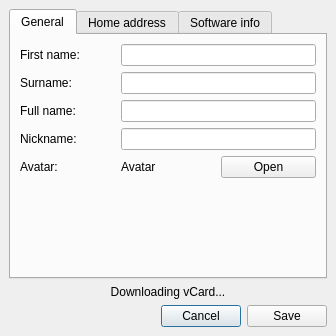
The window that widgets/vcardeditor.ui (xmpp-graveyard/jabbim) describes before a commit, drawn with Qt 5.
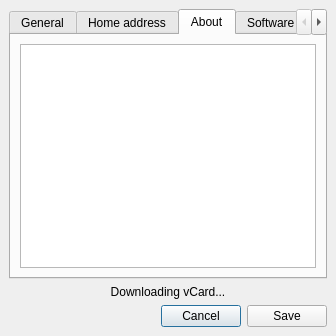
The same window after the commit. The open tabs and pages were chosen to show the change.

Patch:
```diff
--- a/widgets/vcardeditor.ui
+++ b/widgets/vcardeditor.ui
@@ -243,6 +243,16 @@
        </item>
       </layout>
      </widget>
+     <widget class="QWidget" name="tab_4" >
+      <attribute name="title" >
+       <string>About</string>
+      </attribute>
+      <layout class="QGridLayout" >
+       <item row="0" column="0" >
+        <widget class="QTextEdit" name="about" />
+       </item>
+      </layout>
+     </widget>
      <widget class="QWidget" name="tab_3" >
       <attribute name="title" >
        <string>Software info</string>
```
